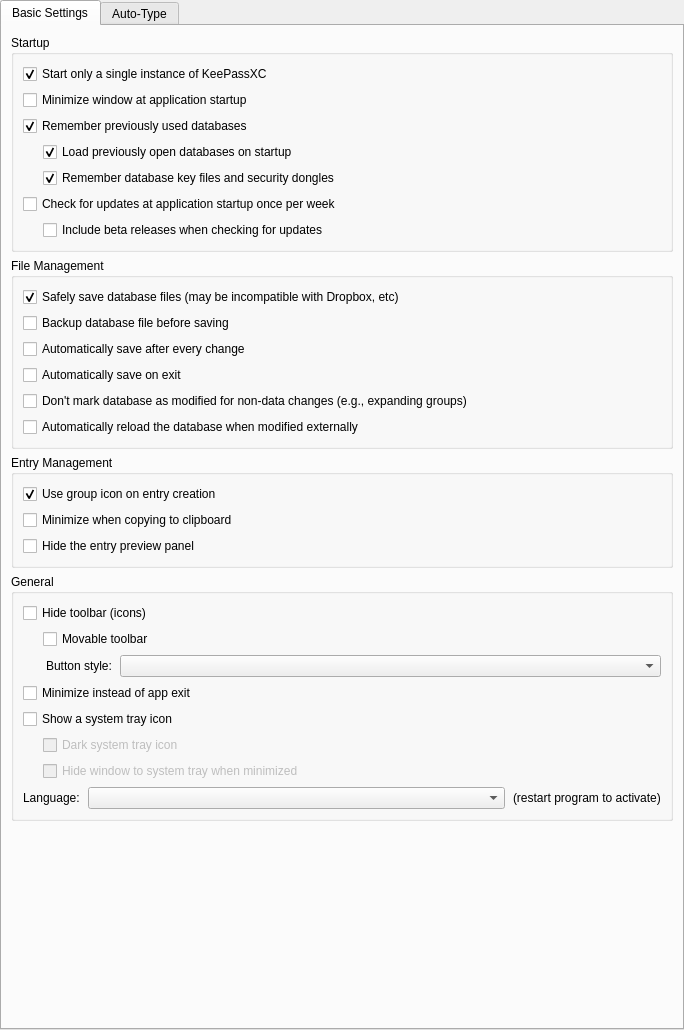
The window that src/gui/ApplicationSettingsWidgetGeneral.ui (keepassxreboot/keepassxc) describes before a commit, drawn with Qt 5.
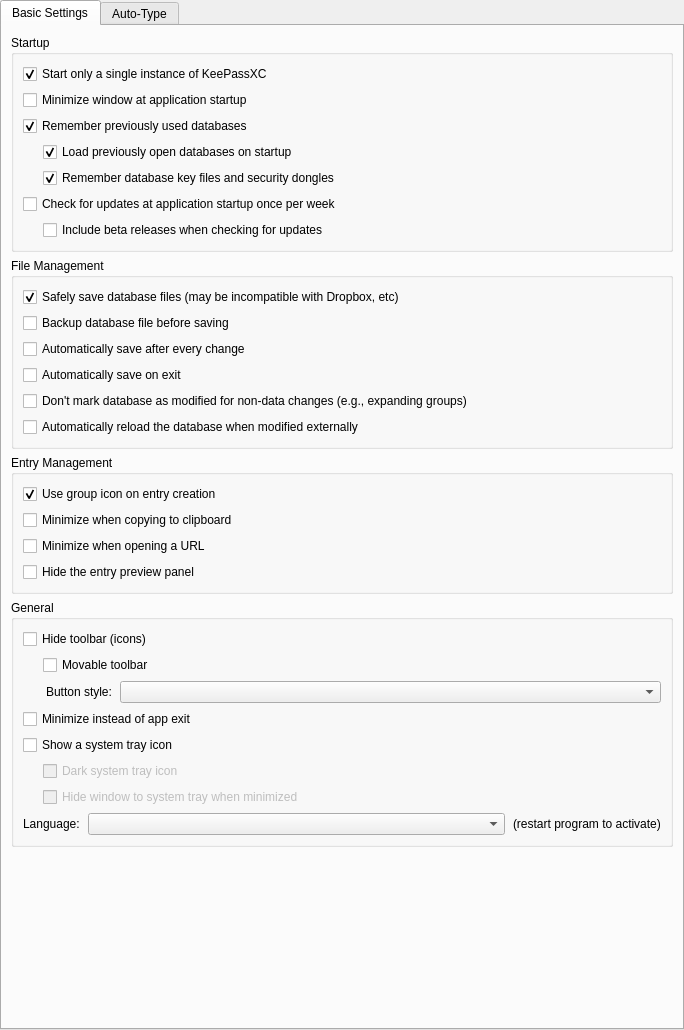
The same window after the commit. Custom widgets are drawn as their Qt base class.

Commit message: Add MinimizeOnUrlOpen feature

What changed in the file:
```diff
--- a/src/gui/ApplicationSettingsWidgetGeneral.ui
+++ b/src/gui/ApplicationSettingsWidgetGeneral.ui
@@ -255,6 +255,13 @@
             </property>
            </widget>
           </item>
+          <item>
+           <widget class="QCheckBox" name="minimizeOnOpenUrlCheckBox">
+            <property name="text">
+             <string>Minimize when opening a URL</string>
+            </property>
+           </widget>
+          </item>
           <item>
            <widget class="QCheckBox" name="previewHideCheckBox">
             <property name="text">
```
The commit also changes 4 other files.
